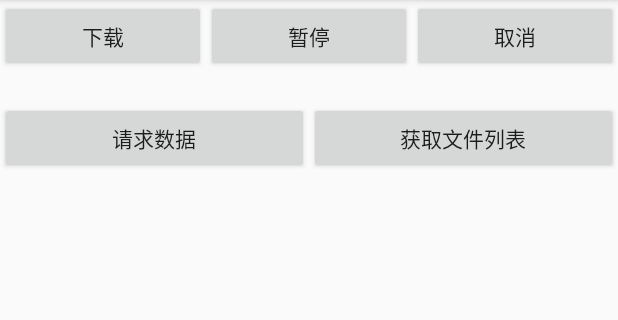
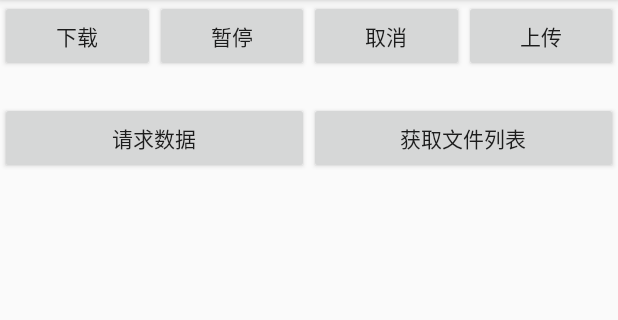
Before and after one commit to liuzeze/RequestTools, an Android app: the screen it shows after launch (MainActivity), after a tap on "下载", on a phone screen of 412 x 824 dp, the part 84-404 px from its top. Run offline under Robolectric (Android 15) with nearby library versions, the phone set to English and light mode, and no system bars; our stand-ins replace RxJava; network calls fail.

Commit message:
文件上传

```diff
--- a/app/src/main/java/com/lz/rxrequestplugin/MainActivity.java
+++ b/app/src/main/java/com/lz/rxrequestplugin/MainActivity.java
@@ -8,6 +8,7 @@ import android.view.View;
 import android.widget.Button;
 import android.widget.ProgressBar;
 import android.widget.TextView;
+import android.widget.Toast;
 
 import com.google.gson.Gson;
 import com.google.gson.GsonBuilder;
@@ -18,6 +19,7 @@ import com.lz.rxrequestlib.RxRequestUtils;
 import com.lz.rxrequestlib.http.Transformer;
 import com.lz.rxrequestlib.download.DownParamBean;
 import com.lz.rxrequestlib.RxDownloadManager;
+import com.lz.rxrequestlib.upload.UploadRetrofit;
 
 import org.jsoup.Jsoup;
 import org.jsoup.nodes.Document;
@@ -27,10 +29,16 @@ import org.jsoup.nodes.Node;
 import org.jsoup.select.Elements;
 
 import java.io.File;
+import java.io.IOException;
 import java.util.List;
 
+import io.reactivex.Observer;
+import io.reactivex.android.schedulers.AndroidSchedulers;
 import io.reactivex.annotations.NonNull;
+import io.reactivex.disposables.Disposable;
 import io.reactivex.functions.Consumer;
+import io.reactivex.schedulers.Schedulers;
+import okhttp3.ResponseBody;
 
 public class MainActivity extends AppCompatActivity implements View.OnClickListener {
 
@@ -56,6 +64,7 @@ public class MainActivity extends AppCompatActivity implements View.OnClickListe
         mBtCancle = findViewById(R.id.bt_cancle);
         mContent = findViewById(R.id.tv_content);
         mProgressBar = findViewById(R.id.ProgressBar);
+        findViewById(R.id.bt_upload).setOnClickListener(this);
         mBtDownLoad.setOnClickListener(this);
         mBtPause.setOnClickListener(this);
         mBtCancle.setOnClickListener(this);
@@ -66,9 +75,12 @@ public class MainActivity extends AppCompatActivity implements View.OnClickListe
 
     @Override
     public void onClick(View view) {
+        String file = Environment.getExternalStorageDirectory().getAbsolutePath()
+                + File.separator + "Download";
+        String fileName = "big_buck_bunny.mp4";
         switch (view.getId()) {
             case R.id.bt_download:
-                RxRequestUtils.downLoad(url, "", "",
+                RxRequestUtils.downLoad(url, fileName, file,
                         new Consumer<DownParamBean>() {
                             @Override
                             public void accept(@NonNull DownParamBean downParamBean) {
@@ -84,6 +96,26 @@ public class MainActivity extends AppCompatActivity implements View.OnClickListe
                 break;
             case R.id.bt_cancle:
                 RxRequestUtils.downLoadCancel(url);
+                break;
+            case R.id.bt_upload:
+                RxRequestUtils.uploadFile("http://172.17.151.210:8080/springUpload", file, fileName)
+                        .subscribe(new Consumer<ResponseBody>() {
+                            @Override
+                            public void accept(ResponseBody responseBody) throws Exception {
+                                try {
+                                    String string = responseBody.string();
+                                    Toast.makeText(MainActivity.this, string, Toast.LENGTH_SHORT).show();
+                                } catch (IOException e) {
+                                    e.printStackTrace();
+                                }
+                            }
+                        }, new Consumer<Throwable>() {
+                            @Override
+                            public void accept(Throwable throwable) throws Exception {
+                                Toast.makeText(MainActivity.this, throwable.getMessage(), Toast.LENGTH_SHORT).show();
+
+                            }
+                        });
 
                 break;
             case R.id.bt_torequest:
--- a/app/src/main/res/layout/activity_main.xml
+++ b/app/src/main/res/layout/activity_main.xml
@@ -36,6 +36,15 @@
             android:text="取消"
             app:layout_constraintHorizontal_weight="1"
             app:layout_constraintLeft_toRightOf="@+id/bt_pause"
+            app:layout_constraintRight_toRightOf="@+id/bt_upload" />
+
+        <Button
+            android:id="@+id/bt_upload"
+            android:layout_width="0dp"
+            android:layout_height="wrap_content"
+            android:text="上传"
+            app:layout_constraintHorizontal_weight="1"
+            app:layout_constraintLeft_toRightOf="@+id/bt_cancle"
             app:layout_constraintRight_toRightOf="parent" />
 
         <com.lz.rxrequestplugin.ProgressView
--- a/rxrequestlib/src/main/java/com/lz/rxrequestlib/RxRequestUtils.java
+++ b/rxrequestlib/src/main/java/com/lz/rxrequestlib/RxRequestUtils.java
@@ -6,8 +6,13 @@ import com.lz.rxrequestlib.download.DownLoadFactory;
 import com.lz.rxrequestlib.download.DownParamBean;
 import com.lz.rxrequestlib.http.HttpConfigFactory;
 import com.lz.rxrequestlib.http.RetrofitFactory;
+import com.lz.rxrequestlib.upload.UploadRetrofit;
 
+import java.io.File;
+
+import io.reactivex.Observable;
 import io.reactivex.functions.Consumer;
+import okhttp3.ResponseBody;
 
 /**
  * -----------作者----------日期----------变更内容-----
@@ -34,6 +39,7 @@ public class RxRequestUtils {
         HttpConfigFactory.getInstance().initConfig(context);
         RetrofitFactory.getInstance();
         DownLoadFactory.getInstance();
+        UploadRetrofit.getInstance();
     }
 
 
@@ -58,4 +64,12 @@ public class RxRequestUtils {
     public static void downLoadCancel(String url) {
         RxDownloadManager.getInstance().cancel(url);
     }
+
+    public static Observable<ResponseBody> uploadFile(String url, String file, String fileName) {
+        return UploadRetrofit.uploadImage(url,
+                file + File.separator + fileName);
+
+
+    }
+
 }
--- a/rxrequestlib/src/main/java/com/lz/rxrequestlib/upload/UploadRetrofit.java
+++ b/rxrequestlib/src/main/java/com/lz/rxrequestlib/upload/UploadRetrofit.java
@@ -1,5 +1,7 @@
 package com.lz.rxrequestlib.upload;
 
+
+import com.lz.rxrequestlib.http.Transformer;
 
 import java.io.File;
 import java.util.ArrayList;
@@ -23,7 +25,7 @@ import retrofit2.converter.gson.GsonConverterFactory;
  *      version : 1.0
  * </pre>
  */
- class UploadRetrofit {
+ public class UploadRetrofit {
 
     private static UploadRetrofit instance;
     private Retrofit mRetrofit;
@@ -114,6 +116,7 @@ import retrofit2.converter.gson.GsonConverterFactory;
                 .getInstance()
                 .getRetrofit()
                 .create(UploadFileApi.class)
-                .uploadFiles(uploadUrl, parts);
+                .uploadFiles(uploadUrl, parts)
+                .compose(Transformer.<ResponseBody>switchSchedulers());
     }
 }
```
